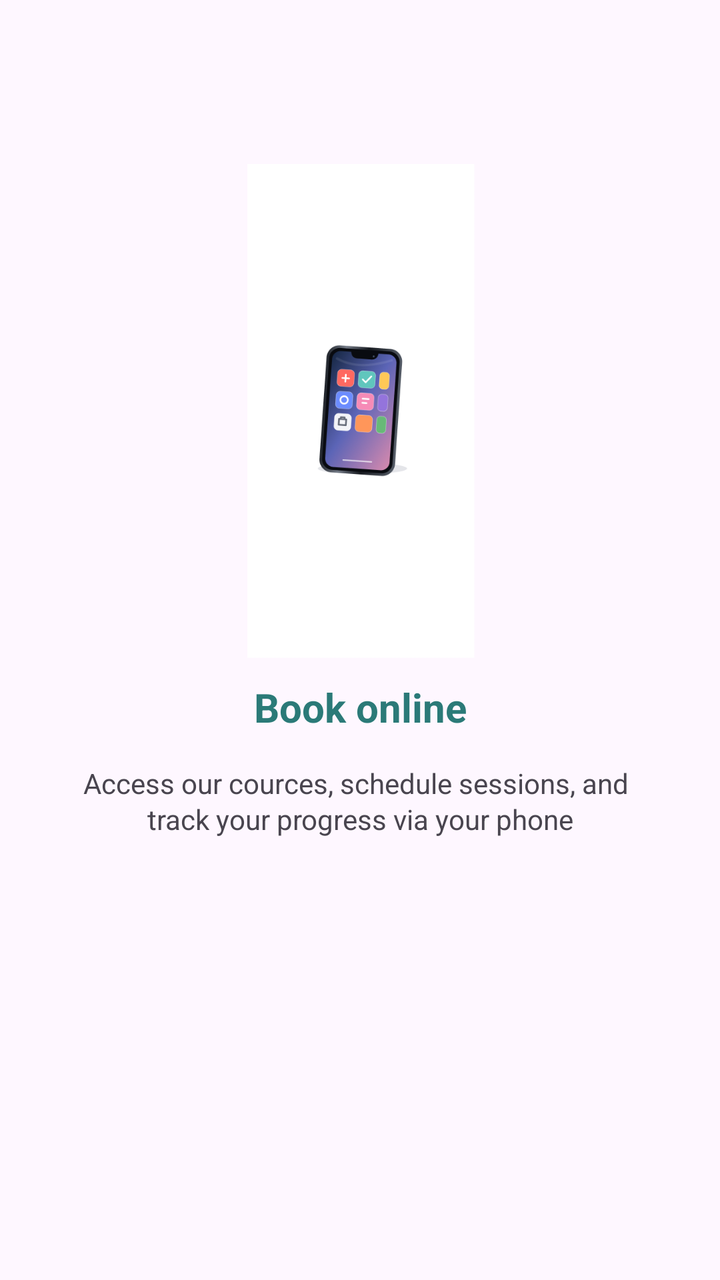
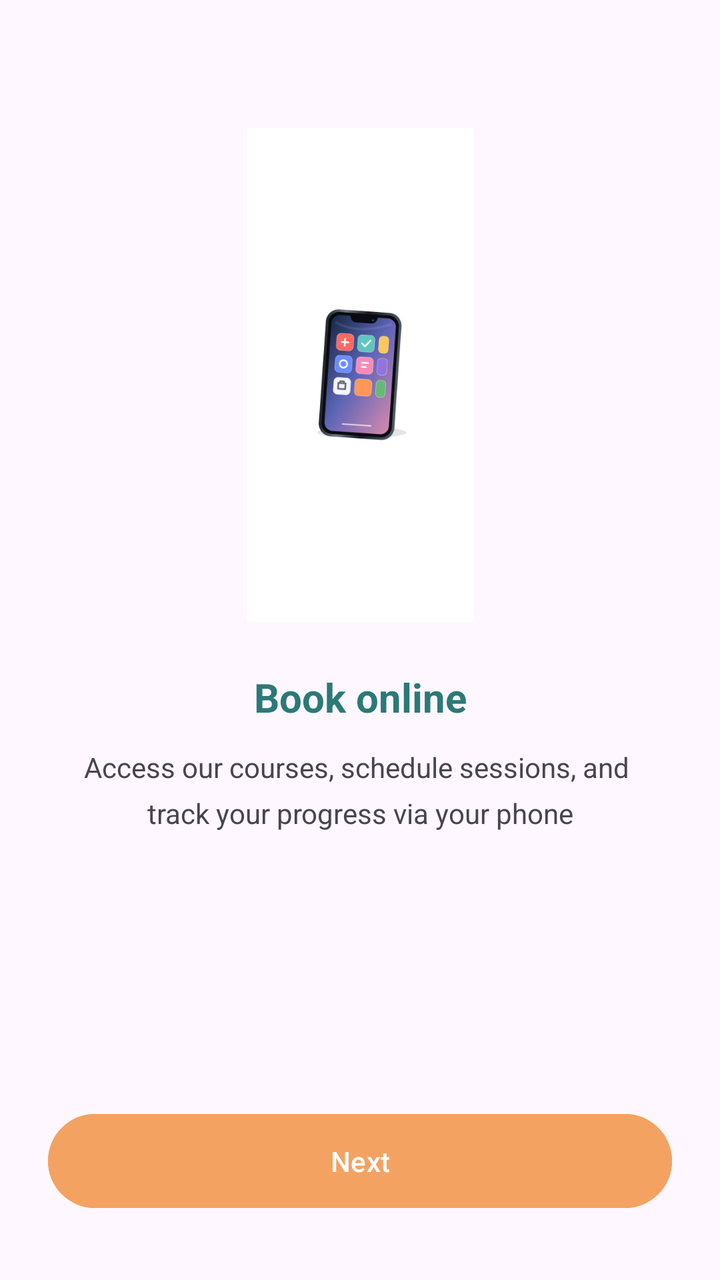

The first picture is an Android layout as it rendered before a commit; the second is the same layout after the commit. The layout source and the unified diff follow.
<!-- AndroidManifest.xml: application theme Theme.PassitvePetAcademy -->
<!-- res/layout/activity_screen3.xml -->
<?xml version="1.0" encoding="utf-8"?>
<androidx.constraintlayout.widget.ConstraintLayout xmlns:android="http://schemas.android.com/apk/res/android"
    xmlns:app="http://schemas.android.com/apk/res-auto"
    xmlns:tools="http://schemas.android.com/tools"
    android:id="@+id/main"
    android:layout_width="match_parent"
    android:layout_height="match_parent"
    tools:context=".screen3">

    <TextView
        android:id="@+id/textView7"
        android:layout_width="wrap_content"
        android:layout_height="wrap_content"
        android:layout_marginStart="152dp"
        android:layout_marginTop="11dp"
        android:layout_marginEnd="152dp"
        android:text="Book online"
        android:textColor="#2B7A78"
        android:textSize="20sp"
        android:textStyle="bold"
        app:layout_constraintEnd_toEndOf="parent"
        app:layout_constraintStart_toStartOf="parent"
        app:layout_constraintTop_toBottomOf="@+id/imageView21" />

    <TextView
        android:id="@+id/textView8"
        android:layout_width="285dp"
        android:layout_height="18dp"
        android:layout_marginStart="67dp"
        android:layout_marginTop="15dp"
        android:layout_marginEnd="59dp"
        android:text="Access our cources, schedule sessions, and "
        app:layout_constraintEnd_toEndOf="parent"
        app:layout_constraintStart_toStartOf="parent"
        app:layout_constraintTop_toBottomOf="@+id/textView7" />

    <Button
        android:id="@+id/btnNext3"
        android:layout_width="387dp"
        android:layout_height="55dp"
        android:layout_marginStart="13dp"
        android:layout_marginTop="241dp"
        android:layout_marginEnd="11dp"
        android:backgroundTint="#F4A261"
        android:text="Next"
        app:layout_constraintEnd_toEndOf="parent"
        app:layout_constraintStart_toStartOf="parent"
        app:layout_constraintTop_toBottomOf="@+id/textView6" />

    <TextView
        android:id="@+id/textView6"
        android:layout_width="wrap_content"
        android:layout_height="wrap_content"
        android:layout_marginStart="98dp"
        android:layout_marginEnd="98dp"
        android:text="track your progress via your phone"
        app:layout_constraintEnd_toEndOf="parent"
        app:layout_constraintStart_toStartOf="parent"
        app:layout_constraintTop_toBottomOf="@+id/textView8" />

    <ImageView
        android:id="@+id/imageView21"
        android:layout_width="301dp"
        android:layout_height="247dp"
        android:layout_marginStart="56dp"
        android:layout_marginTop="82dp"
        android:layout_marginEnd="55dp"
        app:layout_constraintEnd_toEndOf="parent"
        app:layout_constraintStart_toStartOf="parent"
        app:layout_constraintTop_toTopOf="parent"
        app:srcCompat="@drawable/pic_1" />
</androidx.constraintlayout.widget.ConstraintLayout>
<!-- resources referenced by this layout -->
<resources>
  <!-- drawable pic_1: png bitmap (drawable, 37755 bytes) -->
  <style name="Theme.PassitvePetAcademy" parent="Base.Theme.PassitvePetAcademy" />
  <style name="Base.Theme.PassitvePetAcademy" parent="Theme.Material3.DayNight.NoActionBar">
          
          
      </style>
</resources>

<!-- the commit's change to res/layout/activity_screen3.xml (unified diff, before → after) -->
@@ -7,13 +7,21 @@
     android:layout_height="match_parent"
     tools:context=".screen3">
 
+    <ImageView
+        android:id="@+id/imageView21"
+        android:layout_width="301dp"
+        android:layout_height="247dp"
+        android:layout_marginTop="64dp"
+        app:layout_constraintEnd_toEndOf="parent"
+        app:layout_constraintStart_toStartOf="parent"
+        app:layout_constraintTop_toTopOf="parent"
+        app:srcCompat="@drawable/pic_1" />
+
     <TextView
         android:id="@+id/textView7"
         android:layout_width="wrap_content"
         android:layout_height="wrap_content"
-        android:layout_marginStart="152dp"
-        android:layout_marginTop="11dp"
-        android:layout_marginEnd="152dp"
+        android:layout_marginTop="24dp"
         android:text="Book online"
         android:textColor="#2B7A78"
         android:textSize="20sp"
@@ -24,49 +32,41 @@
 
     <TextView
         android:id="@+id/textView8"
-        android:layout_width="285dp"
-        android:layout_height="18dp"
-        android:layout_marginStart="67dp"
-        android:layout_marginTop="15dp"
-        android:layout_marginEnd="59dp"
-        android:text="Access our cources, schedule sessions, and "
+        android:layout_width="0dp"
+        android:layout_height="wrap_content"
+        android:layout_marginStart="32dp"
+        android:layout_marginTop="12dp"
+        android:layout_marginEnd="32dp"
+        android:text="Access our courses, schedule sessions, and "
+        android:textAlignment="center"
         app:layout_constraintEnd_toEndOf="parent"
         app:layout_constraintStart_toStartOf="parent"
         app:layout_constraintTop_toBottomOf="@+id/textView7" />
 
-    <Button
-        android:id="@+id/btnNext3"
-        android:layout_width="387dp"
-        android:layout_height="55dp"
-        android:layout_marginStart="13dp"
-        android:layout_marginTop="241dp"
-        android:layout_marginEnd="11dp"
-        android:backgroundTint="#F4A261"
-        android:text="Next"
-        app:layout_constraintEnd_toEndOf="parent"
-        app:layout_constraintStart_toStartOf="parent"
-        app:layout_constraintTop_toBottomOf="@+id/textView6" />
-
     <TextView
         android:id="@+id/textView6"
-        android:layout_width="wrap_content"
+        android:layout_width="0dp"
         android:layout_height="wrap_content"
-        android:layout_marginStart="98dp"
-        android:layout_marginEnd="98dp"
+        android:layout_marginStart="32dp"
+        android:layout_marginTop="4dp"
+        android:layout_marginEnd="32dp"
         android:text="track your progress via your phone"
+        android:textAlignment="center"
         app:layout_constraintEnd_toEndOf="parent"
         app:layout_constraintStart_toStartOf="parent"
         app:layout_constraintTop_toBottomOf="@+id/textView8" />
 
-    <ImageView
-        android:id="@+id/imageView21"
-        android:layout_width="301dp"
-        android:layout_height="247dp"
-        android:layout_marginStart="56dp"
-        android:layout_marginTop="82dp"
-        android:layout_marginEnd="55dp"
+    <Button
+        android:id="@+id/btnNext3"
+        android:layout_width="0dp"
+        android:layout_height="55dp"
+        android:layout_marginStart="24dp"
+        android:layout_marginEnd="24dp"
+        android:layout_marginBottom="32dp"
+        android:backgroundTint="#F4A261"
+        android:text="Next"
+        app:layout_constraintBottom_toBottomOf="parent"
         app:layout_constraintEnd_toEndOf="parent"
-        app:layout_constraintStart_toStartOf="parent"
-        app:layout_constraintTop_toTopOf="parent"
-        app:srcCompat="@drawable/pic_1" />
+        app:layout_constraintStart_toStartOf="parent" />
+
 </androidx.constraintlayout.widget.ConstraintLayout>
